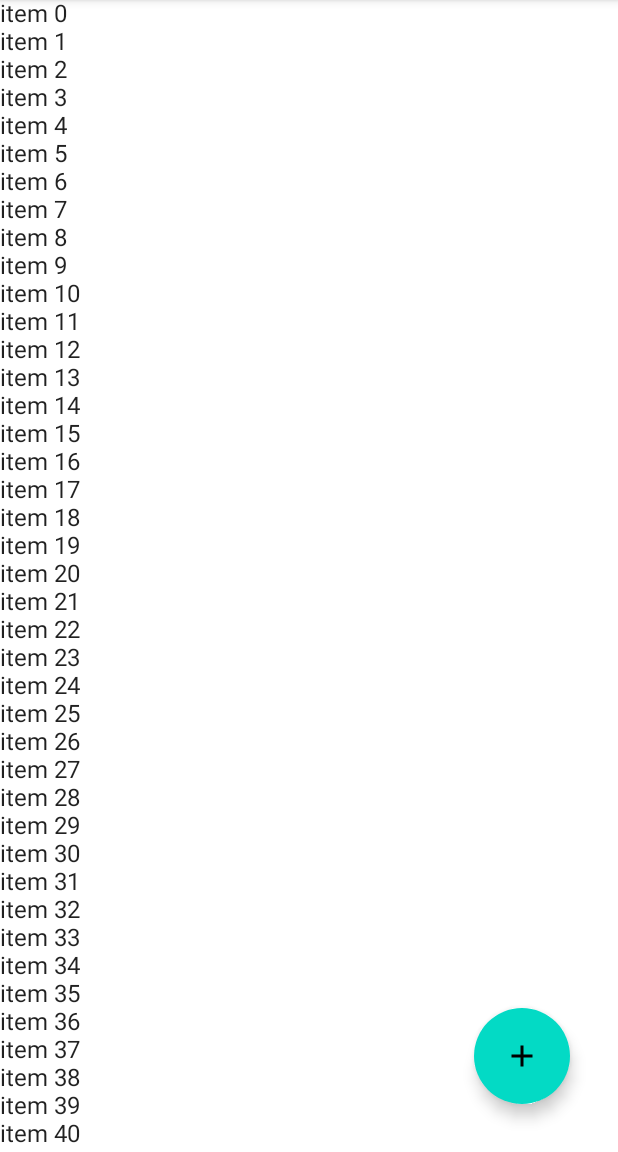
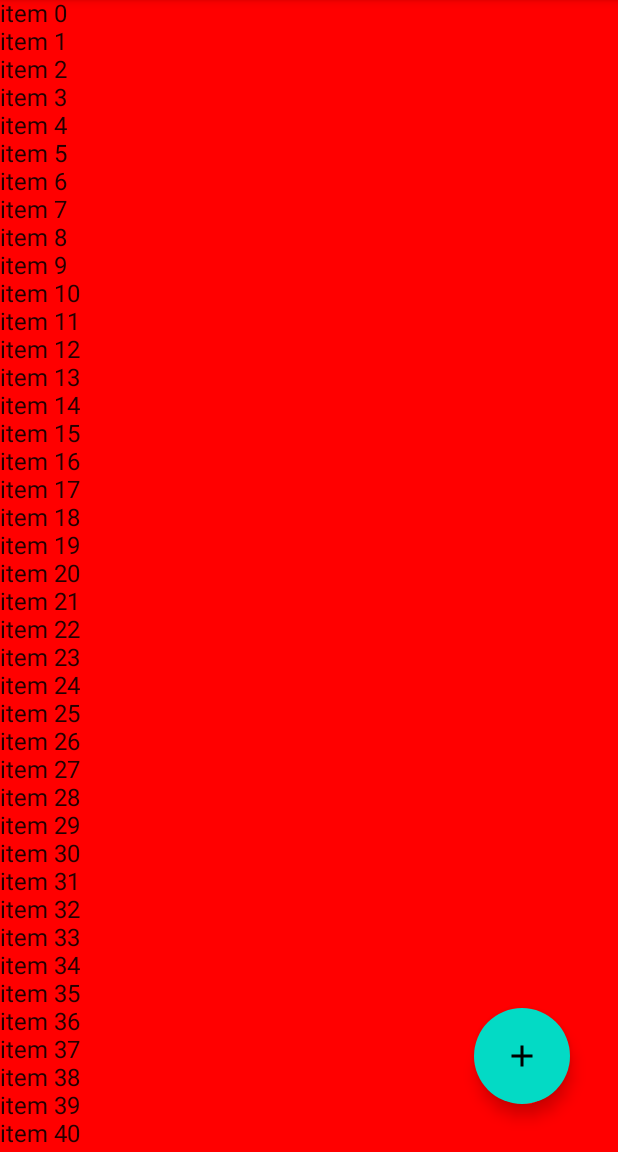
Before and after one commit to limallucas96/JetNotes, an Android app built with Jetpack Compose: the screen it shows after launch (MainActivity), on a phone screen of 412 x 824 dp, the part 84-1236 px from its top. Run offline under Robolectric (Android 15) with nearby library versions, the phone set to English and light mode, and no system bars; our stand-ins replace constraintlayout-compose.

Commit message:
Created navigation mechanism

```diff
--- a/app/build.gradle.kts
+++ b/app/build.gradle.kts
@@ -66,6 +66,7 @@ dependencies {
     implementation(Libs.AndroidX.LifeCycle.lifeCycle)
     implementation(Libs.AndroidX.Activity.activity)
     implementation(Libs.AndroidX.ConstraintLayout.constraintLayout)
+    implementation(Libs.AndroidX.Navigation.navigation)
     testImplementation(Libs.Test.junitCore)
     androidTestImplementation(Libs.Test.junitExt)
     androidTestImplementation(Libs.Test.espresso)
--- a/app/src/main/java/com/example/jetnotes/MainActivity.kt
+++ b/app/src/main/java/com/example/jetnotes/MainActivity.kt
@@ -3,67 +3,53 @@ package com.example.jetnotes
 import android.os.Bundle
 import androidx.activity.ComponentActivity
 import androidx.activity.compose.setContent
+import androidx.compose.animation.ExperimentalAnimationApi
 import androidx.compose.foundation.layout.fillMaxSize
 import androidx.compose.foundation.layout.height
 import androidx.compose.foundation.layout.padding
 import androidx.compose.foundation.layout.width
 import androidx.compose.material.Icon
 import androidx.compose.runtime.Composable
+import androidx.compose.ui.ExperimentalComposeUiApi
 import androidx.compose.ui.Modifier
+import androidx.compose.ui.graphics.Color
 import androidx.compose.ui.res.painterResource
 import androidx.compose.ui.tooling.preview.Preview
 import androidx.compose.ui.unit.dp
 import androidx.constraintlayout.compose.ConstraintLayout
+import androidx.navigation.compose.NavHost
+import androidx.navigation.compose.rememberNavController
 import com.example.jetnotes.ui.theme.JetNotesTheme
+import com.example.jetnotes.ui.theme.navigation.NavigationScreen
+import com.example.jetnotes.ui.theme.navigation.addCreateNote
+import com.example.jetnotes.ui.theme.navigation.addNotesList
 import com.example.jetnotes.ui.theme.screen.*
 
+@ExperimentalAnimationApi
+@ExperimentalComposeUiApi
 class MainActivity : ComponentActivity() {
-
-    @Composable
-    private fun MainActivityScreen() {
-        MyApp {
-            ConstraintLayout(modifier = Modifier.fillMaxSize()) {
-                val (appToolbar, appList, appFloating) = createRefs()
-
-                AppToolbar(modifier = Modifier
-                    .constrainAs(appToolbar) {
-                        top.linkTo(parent.top)
-                        start.linkTo(parent.start)
-                        end.linkTo(parent.end)
-                    }) {
-                    //TODO: Toolbar action
-                }
-
-                AppList(modifier = Modifier
-                    .fillMaxSize()
-                    .constrainAs(appList) {
-                        top.linkTo(appToolbar.bottom)
-                        start.linkTo(parent.start)
-                        end.linkTo(parent.end)
-                    })
-
-                AppFloatingActionButton(
-                    modifier = Modifier
-                        .constrainAs(appFloating) {
-                            end.linkTo(parent.end)
-                            bottom.linkTo(parent.bottom)
-                        }
-                ) {
-                    //TODO: FloatingButton action
-                }
-            }
-        }
-    }
 
     @Preview(showBackground = true)
     @Composable
     fun DefaultPreview() {
-        JetNotesTheme { MainActivityScreen() }
+        JetNotesTheme {
+            MainActivityScreen(Color.Red)
+        }
     }
 
     override fun onCreate(savedInstanceState: Bundle?) {
         super.onCreate(savedInstanceState)
-        setContent { MainActivityScreen() }
+        setContent {
+            val navController = rememberNavController()
+            NavHost(
+                navController = navController,
+                startDestination = NavigationScreen.NotesList.route,
+                builder = {
+                    addNotesList(navController)
+                    addCreateNote(navController)
+                }
+            )
+        }
     }
 
 }
--- /dev/null
+++ b/app/src/main/java/com/example/jetnotes/ui/theme/navigation/NavigationScreen.kt
@@ -0,0 +1,87 @@
+package com.example.jetnotes.ui.theme.navigation
+
+import androidx.compose.animation.*
+import androidx.compose.animation.core.FastOutSlowInEasing
+import androidx.compose.animation.core.tween
+import androidx.compose.ui.ExperimentalComposeUiApi
+import androidx.compose.ui.graphics.Color
+import androidx.navigation.NavController
+import androidx.navigation.NavGraphBuilder
+import androidx.navigation.compose.NamedNavArgument
+import androidx.navigation.compose.composable
+import com.example.jetnotes.ui.theme.screen.MainActivityScreen
+
+sealed class NavigationScreen (val route: String, val arguments: List<NamedNavArgument> = listOf()) {
+
+    object NotesList: NavigationScreen(
+        route = "notesList"
+    )
+
+    object CreateNote: NavigationScreen(
+        route = "createNote"
+    )
+}
+
+@ExperimentalComposeUiApi
+@ExperimentalAnimationApi
+fun NavGraphBuilder.addNotesList(
+    navController: NavController,
+    width: Int = 0, //TODO pass animation
+) {
+    composable(
+        route = NavigationScreen.NotesList.route,
+//        exitTransition = {_, _ ->
+//            slideOutHorizontally(
+//                targetOffsetX = { -width },
+//                animationSpec = tween(
+//                    durationMillis = 300,
+//                    easing = FastOutSlowInEasing
+//                )
+//            ) + fadeOut(animationSpec = tween(300))
+//        },
+//        popEnterTransition = { initial, _ ->
+//            slideInHorizontally(
+//                initialOffsetX = { -width },
+//                animationSpec = tween(
+//                    durationMillis = 300,
+//                    easing = FastOutSlowInEasing
+//                )
+//            ) + fadeIn(animationSpec = tween(300))
+//        },
+    ){
+        MainActivityScreen(Color.Red) {
+            navController.navigate(NavigationScreen.CreateNote.route)
+        }
+    }
+}
+
+@ExperimentalComposeUiApi
+@ExperimentalAnimationApi
+fun NavGraphBuilder.addCreateNote(
+    navController: NavController,
+    width: Int = 0, //TODO pass animation
+) {
+    composable(
+        route = NavigationScreen.CreateNote.route,
+//        exitTransition = {_, _ ->
+//            slideOutHorizontally(
+//                targetOffsetX = { -width },
+//                animationSpec = tween(
+//                    durationMillis = 300,
+//                    easing = FastOutSlowInEasing
+//                )
+//            ) + fadeOut(animationSpec = tween(300))
+//        },
+//        popEnterTransition = { initial, _ ->
+//            slideInHorizontally(
+//                initialOffsetX = { -width },
+//                animationSpec = tween(
+//                    durationMillis = 300,
+//                    easing = FastOutSlowInEasing
+//                )
+//            ) + fadeIn(animationSpec = tween(300))
+//        },
+    ){
+        MainActivityScreen(Color.Blue)
+    }
+}
--- a/app/src/main/java/com/example/jetnotes/ui/theme/screen/MainActivityScreen.kt
+++ b/app/src/main/java/com/example/jetnotes/ui/theme/screen/MainActivityScreen.kt
@@ -1,5 +1,6 @@
 package com.example.jetnotes.ui.theme.screen
 
+import androidx.compose.foundation.background
 import androidx.compose.foundation.layout.*
 import androidx.compose.foundation.lazy.LazyColumn
 import androidx.compose.foundation.lazy.LazyRow
@@ -11,10 +12,12 @@ import androidx.compose.runtime.MutableState
 import androidx.compose.runtime.mutableStateOf
 import androidx.compose.runtime.remember
 import androidx.compose.ui.Modifier
+import androidx.compose.ui.graphics.Color
 import androidx.compose.ui.platform.LocalContext
 import androidx.compose.ui.res.painterResource
 import androidx.compose.ui.text.input.TextFieldValue
 import androidx.compose.ui.unit.dp
+import androidx.constraintlayout.compose.ConstraintLayout
 import com.example.jetnotes.ui.theme.JetNotesTheme
 import com.example.jetnotes.R
 
@@ -77,3 +80,43 @@ fun AppFloatingActionButton(modifier: Modifier = Modifier, action: () -> Unit) {
         Icon(Icons.Filled.Add, contentDescription = "")
     }
 }
+
+@Composable
+fun MainActivityScreen(color: Color, floatingButtonAction: () -> Unit = {}) {
+    MyApp {
+        ConstraintLayout(
+            modifier = Modifier
+                .fillMaxSize()
+                .background(color)
+        ) {
+            val (appToolbar, appList, appFloating) = createRefs()
+
+            AppToolbar(modifier = Modifier
+                .constrainAs(appToolbar) {
+                    top.linkTo(parent.top)
+                    start.linkTo(parent.start)
+                    end.linkTo(parent.end)
+                }) {
+                //TODO: Toolbar action
+            }
+
+            AppList(modifier = Modifier
+                .fillMaxSize()
+                .constrainAs(appList) {
+                    top.linkTo(appToolbar.bottom)
+                    start.linkTo(parent.start)
+                    end.linkTo(parent.end)
+                })
+
+            AppFloatingActionButton(
+                modifier = Modifier
+                    .constrainAs(appFloating) {
+                        end.linkTo(parent.end)
+                        bottom.linkTo(parent.bottom)
+                    }
+            ) {
+                floatingButtonAction.invoke()
+            }
+        }
+    }
+}
--- a/buildSrc/src/main/java/Libs.kt
+++ b/buildSrc/src/main/java/Libs.kt
@@ -55,6 +55,11 @@ object Libs {
             const val constraintLayout = "androidx.constraintlayout:constraintlayout-compose:$constraintLayoutComposeVersion"
         }
 
+        object Navigation {
+            private const val navigationVersion = "2.4.0-alpha06"
+            const val navigation = "androidx.navigation:navigation-compose:$navigationVersion"
+        }
+
     }
 
     object Test {
```
